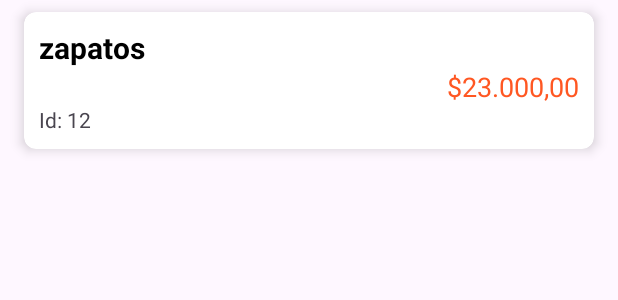
After one commit to cricamore/equipoCuatro, an Android app: the layout item_inventario.xml on its own in the app's theme, with its tools: preview values and no code run, on a phone screen of 412 x 824 dp. The commit adds this screen. Shown: the top 300 px of the screen. Run offline under Robolectric (Android 15) with nearby library versions, the phone set to English and light mode, and no system bars.

Commit message:
Fix fragment inventario

```diff
--- /dev/null
+++ b/app/src/main/res/drawable/baseline_add_24.xml
@@ -0,0 +1,5 @@
+<vector android:height="24dp" android:tint="#000000"
+    android:viewportHeight="24" android:viewportWidth="24"
+    android:width="24dp" xmlns:android="http://schemas.android.com/apk/res/android">
+    <path android:fillColor="@android:color/white" android:pathData="M19,13h-6v6h-2v-6H5v-2h6V5h2v6h6v2z"/>
+</vector>
--- /dev/null
+++ b/app/src/main/res/layout/item_inventario.xml
@@ -0,0 +1,43 @@
+<?xml version="1.0" encoding="utf-8"?>
+<layout xmlns:android="http://schemas.android.com/apk/res/android"
+    xmlns:app="http://schemas.android.com/apk/res-auto">
+    <androidx.cardview.widget.CardView
+        android:layout_width="match_parent"
+        android:layout_height="wrap_content"
+        app:cardCornerRadius="8dp"
+        app:cardElevation="5dp"
+        android:layout_marginHorizontal="16dp"
+        android:layout_marginVertical="8dp">
+
+        <LinearLayout
+            android:layout_width="match_parent"
+            android:layout_height="wrap_content"
+            android:orientation="vertical"
+            android:padding="10dp">
+
+            <TextView
+                android:layout_width="wrap_content"
+                android:layout_height="wrap_content"
+                android:text="zapatos"
+                android:textColor="@color/black"
+                android:textSize="20sp"
+                android:textStyle="bold"/>
+
+            <TextView
+                android:layout_width="wrap_content"
+                android:layout_height="wrap_content"
+                android:text="$23.000,00"
+                android:textColor="#FF5722"
+                android:textSize="18sp"
+                android:layout_gravity="end"/>
+
+            <TextView
+                android:layout_width="wrap_content"
+                android:layout_height="wrap_content"
+                android:text="Id: 12"
+                android:textSize="14sp" />
+
+        </LinearLayout>
+
+    </androidx.cardview.widget.CardView>
+</layout>
--- a/app/src/main/res/values/colors.xml
+++ b/app/src/main/res/values/colors.xml
@@ -4,5 +4,7 @@
     <color name="white">#FFFFFFFF</color>
     <color name="orange">#e7522e</color>
     <color name="gray">#9EA1A1</color>
+    <color name="blackinventario">#CC000000</color>
+    <color name="grayinventario">#424242</color>
     <color name="red">@android:color/holo_red_dark</color>
 </resources>
```
Also changed, not shown: app/src/main/res/drawable/logout.xml (added, +12 -0 lines), app/src/main/res/layout/fragment_inventario.xml (+56 -4 lines).
